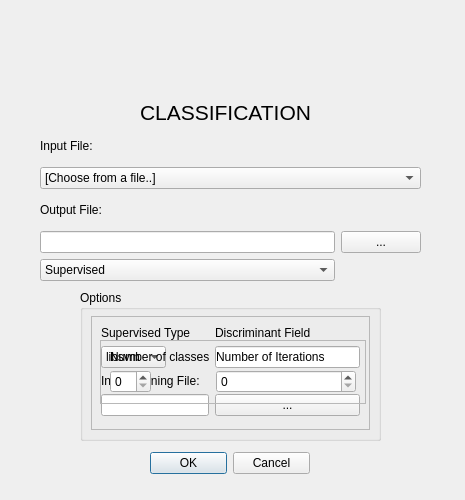
Old version of the form uis/ui_classification.ui in the repository SENSUM-project/sensum_rs_qgis.
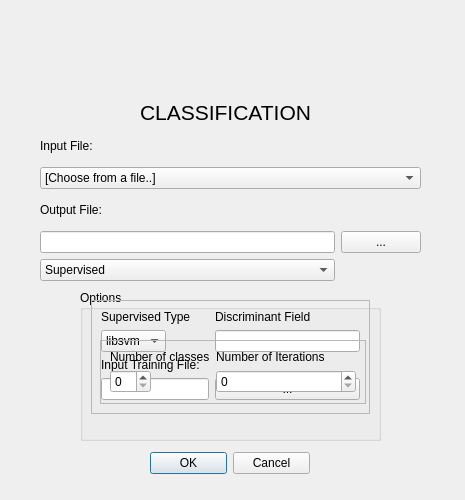
New version of the form. Icons and pictures are not drawn.

The edit to the form file:
```diff
--- a/uis/ui_classification.ui
+++ b/uis/ui_classification.ui
@@ -100,7 +100,7 @@
     <property name="geometry">
      <rect>
       <x>11</x>
-      <y>26</y>
+      <y>10</y>
       <width>279</width>
       <height>114</height>
      </rect>
```
Left out of the diff: 5 changed lines with no effect on the pictures.
